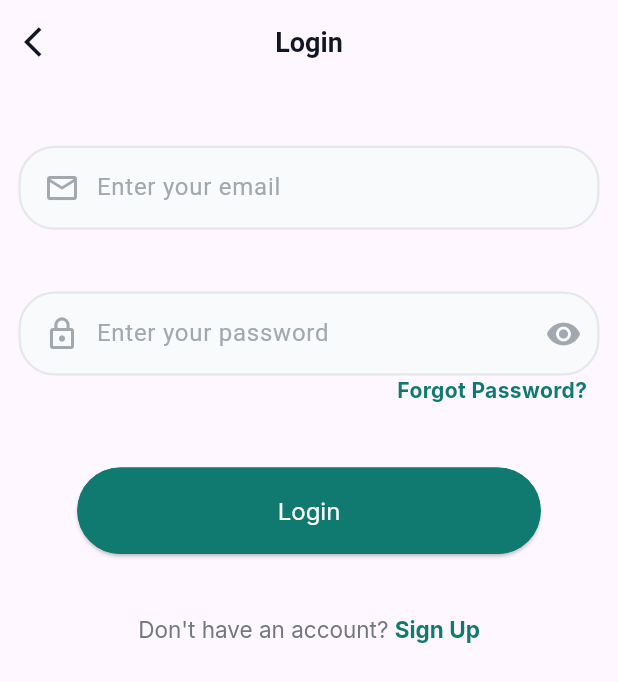
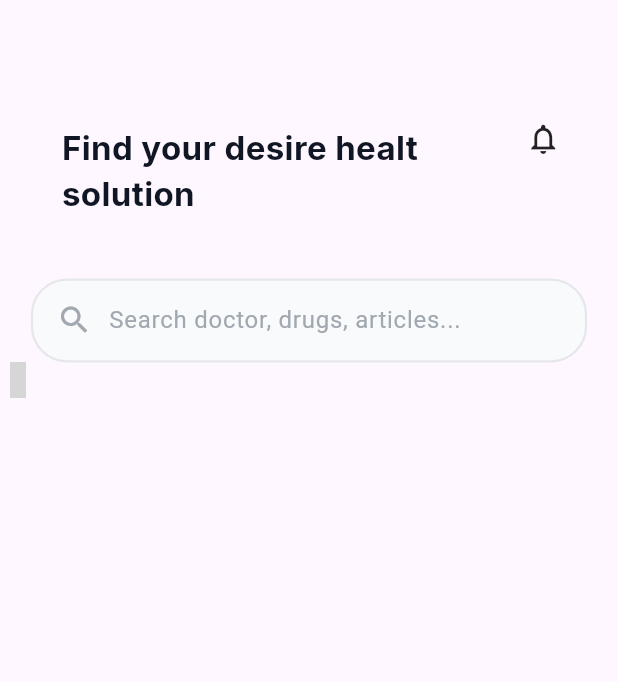
Before and after one commit to fanuelal/wegesha_client, a Flutter app: the screen it shows after launch, on a phone screen of 412 x 824 dp. Shown: the top 682 px of the screen. Run offline on Flutter 3.47's test engine with Material 3 defaults, Android fonts, the phone set to English and light mode, and no system bars; our stand-ins replace flutter_onboarding_slider, google_fonts, material_symbols_icons; grey boxes are pictures that could not be loaded.

Commit message:
home screen started

```diff
--- a/lib/main.dart
+++ b/lib/main.dart
@@ -1,5 +1,6 @@
 import 'package:flutter/material.dart';
 import './screens/auth_page.dart';
+import 'screens/home_screen.dart';
 // import 'screens/auth_type.dart';
 // import 'package:wegesha_client/screens/sign_in.dart';
 
@@ -18,7 +19,7 @@
         colorScheme: ColorScheme.fromSeed(seedColor: Colors.deepPurple),
         useMaterial3: true,
       ),
-      home:  const AuthPage(title: "Login",),
+      home:  HomeScreen(),
     );
   }
 }
--- /dev/null
+++ b/lib/screens/home_screen.dart
@@ -0,0 +1,62 @@
+import 'package:flutter/material.dart';
+import 'package:google_fonts/google_fonts.dart';
+import 'package:wegesha_client/config/theme.dart';
+import 'package:wegesha_client/widget/input_filed.dart';
+import 'package:material_symbols_icons/symbols.dart';
+
+class HomeScreen extends StatelessWidget {
+  HomeScreen({super.key});
+  TextEditingController searchController = TextEditingController();
+
+  @override
+  Widget build(BuildContext context) {
+    final size = MediaQuery.of(context).size;
+
+    return Scaffold(
+      body: SafeArea(
+          child: Column(
+        children: [
+          Row(
+            children: [
+              Container(
+                width: size.width * 0.75,
+                padding: EdgeInsets.only(
+                    left: size.width * 0.1,
+                    top: size.height * 0.1,
+                    bottom: size.height * 0.05),
+                child: Text(
+                  "Find your desire healt solution",
+                  style: GoogleFonts.inter(
+                    fontSize: 22,
+                    fontWeight: FontWeight.bold,
+                    color: ColorTheme.black,
+                  ),
+                  softWrap: true,
+                ),
+              ),
+              Padding(
+                  padding: EdgeInsets.only(left: size.width * 0.1),
+                  child: const Icon(Icons.notifications_outlined))
+            ],
+          ),
+          Padding(
+            padding: EdgeInsets.symmetric(horizontal: size.width * 0.05),
+            child: InputFiled(
+                controller: searchController,
+                prefixIcon: Icons.search,
+                placeholder: "Search doctor, drugs, articles...",
+                color: ColorTheme.gray,
+                isError: false),
+          ),
+          const Row(
+            children: [
+              Column(
+                children: [Icon(Symbols.stethoscope)],
+              )
+            ],
+          )
+        ],
+      )),
+    );
+  }
+}
--- a/pubspec.yaml
+++ b/pubspec.yaml
@@ -38,6 +38,7 @@
   smooth_page_indicator: ^1.1.0
   flutter_onboarding_slider: ^1.0.11
   google_fonts: 6.1.0
+  material_symbols_icons: ^4.2719.3
 
 dev_dependencies:
   flutter_test:
```
Also changed, not shown: pubspec.lock, 1 other file.
